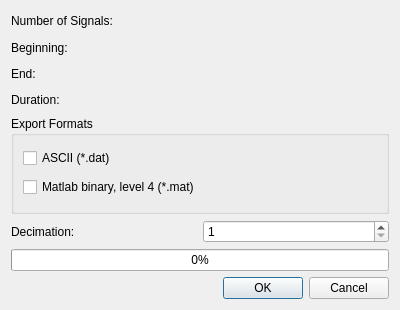
The window that widgets/ExportDialog.ui (sblanchet/dls) describes before a commit, drawn with Qt 5.
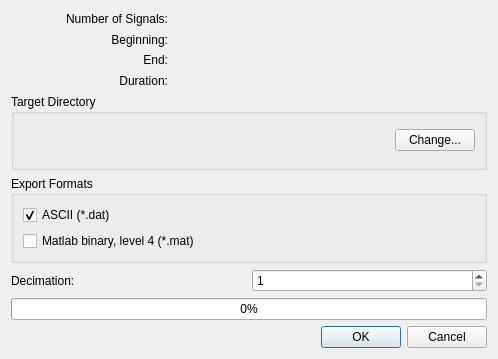
The same window after the commit.

Commit message: Export working; thread runs constantly.

Diff of the .ui file:
```diff
--- a/widgets/ExportDialog.ui
+++ b/widgets/ExportDialog.ui
@@ -6,8 +6,8 @@
    <rect>
     <x>0</x>
     <y>0</y>
-    <width>400</width>
-    <height>310</height>
+    <width>498</width>
+    <height>359</height>
    </rect>
   </property>
   <property name="windowTitle">
@@ -27,6 +27,9 @@
        <property name="text">
         <string>Number of Signals:</string>
        </property>
+       <property name="alignment">
+        <set>Qt::AlignRight|Qt::AlignTrailing|Qt::AlignVCenter</set>
+       </property>
       </widget>
      </item>
      <item row="0" column="1">
@@ -50,6 +53,9 @@
        <property name="text">
         <string>Beginning:</string>
        </property>
+       <property name="alignment">
+        <set>Qt::AlignRight|Qt::AlignTrailing|Qt::AlignVCenter</set>
+       </property>
       </widget>
      </item>
      <item row="1" column="1">
@@ -67,6 +73,9 @@
        <property name="text">
         <string>End:</string>
        </property>
+       <property name="alignment">
+        <set>Qt::AlignRight|Qt::AlignTrailing|Qt::AlignVCenter</set>
+       </property>
       </widget>
      </item>
      <item row="2" column="1">
@@ -84,6 +93,9 @@
        <property name="text">
         <string>Duration:</string>
        </property>
+       <property name="alignment">
+        <set>Qt::AlignRight|Qt::AlignTrailing|Qt::AlignVCenter</set>
+       </property>
       </widget>
      </item>
      <item row="3" column="1">
@@ -98,6 +110,35 @@
      </item>
     </layout>
    </item>
+   <item>
+    <widget class="QGroupBox" name="groupBoxTarget">
+     <property name="title">
+      <string>Target Directory</string>
+     </property>
+     <layout class="QHBoxLayout" name="horizontalLayout_2">
+      <item>
+       <widget class="QLabel" name="labelDir">
+        <property name="sizePolicy">
+         <sizepolicy hsizetype="Preferred" vsizetype="Preferred">
+          <horstretch>4</horstretch>
+          <verstretch>0</verstretch>
+         </sizepolicy>
+        </property>
+        <property name="text">
+         <string/>
+        </property>
+       </widget>
+      </item>
+      <item>
+       <widget class="QPushButton" name="pushButtonDir">
+        <property name="text">
+         <string>Change...</string>
+        </property>
+       </widget>
+      </item>
+     </layout>
+    </widget>
+   </item>
    <item>
     <widget class="QGroupBox" name="groupBox">
      <property name="title">
@@ -109,6 +150,9 @@
         <property name="text">
          <string>ASCII (*.dat)</string>
         </property>
+        <property name="checked">
+         <bool>true</bool>
+        </property>
        </widget>
       </item>
       <item>
```
The commit also changes 9 other files.
